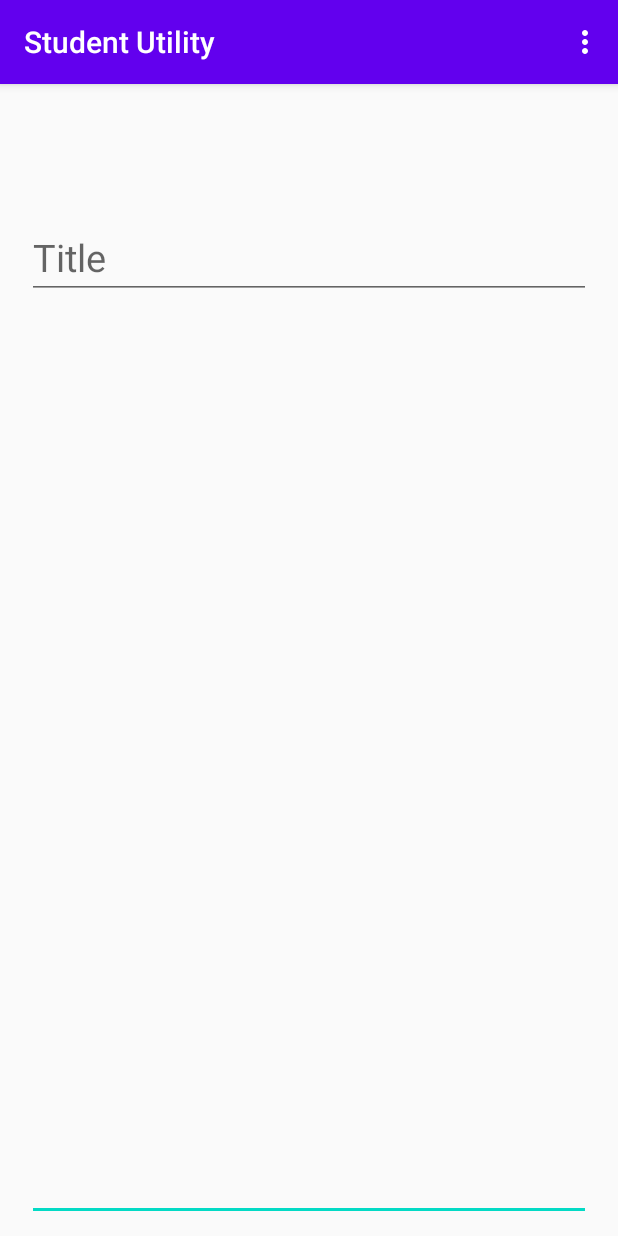
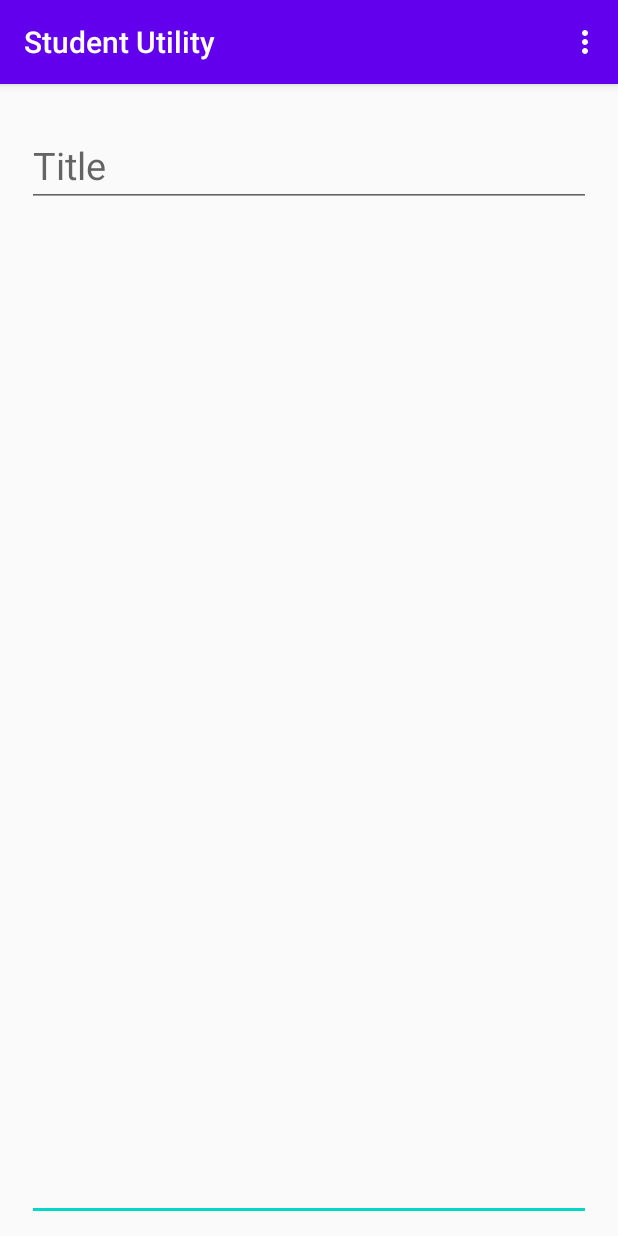
Before and after one commit to shucoll/student-utility--android-app, an Android app: the NotesActivity screen opened directly, with no data from a screen before it, on a phone screen of 412 x 824 dp. Run offline under Robolectric (Android 15) with nearby library versions, the phone set to English and light mode, and no system bars.

Commit message:
Before UI

```diff
--- a/app/src/main/res/layout/activity_note_list.xml
+++ b/app/src/main/res/layout/activity_note_list.xml
@@ -8,8 +8,8 @@
 
     <ListView
         android:id="@+id/lv_notes"
-        android:layout_width="409dp"
-        android:layout_height="601dp"
+        android:layout_width="407dp"
+        android:layout_height="637dp"
         android:layout_marginStart="3dp"
         android:layout_marginTop="20dp"
         android:layout_marginEnd="3dp"
@@ -18,7 +18,7 @@
         app:layout_constraintEnd_toEndOf="parent"
         app:layout_constraintStart_toStartOf="parent"
         app:layout_constraintTop_toTopOf="parent"
-        app:layout_constraintVertical_bias="0.485" />
+        app:layout_constraintVertical_bias="0.15" />
 
     <!--
 
--- a/app/src/main/res/layout/activity_notes.xml
+++ b/app/src/main/res/layout/activity_notes.xml
@@ -28,7 +28,7 @@
         android:layout_width="0dp"
         android:layout_height="wrap_content"
         android:layout_marginStart="18dp"
-        android:layout_marginTop="5dp"
+        android:layout_marginTop="2dp"
         android:layout_marginEnd="18dp"
         android:layout_marginBottom="542dp"
         android:ems="10"
@@ -37,8 +37,10 @@
         android:textSize="25sp"
         app:layout_constraintBottom_toBottomOf="parent"
         app:layout_constraintEnd_toEndOf="parent"
+        app:layout_constraintHorizontal_bias="0.0"
         app:layout_constraintStart_toStartOf="parent"
-        app:layout_constraintTop_toTopOf="parent" />
+        app:layout_constraintTop_toTopOf="parent"
+        app:layout_constraintVertical_bias="0.145" />
 
     <!--
     <Button
```
